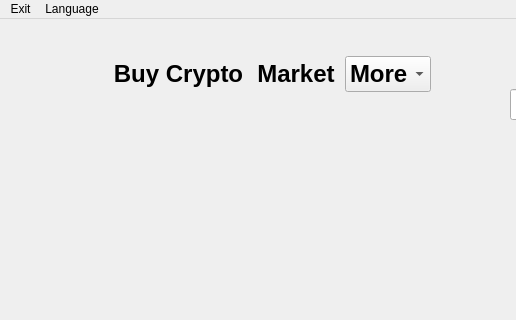
Before: the Qt Designer form p2p_arbitration_app/mainwindow.ui in Boodeyman/p2p_arbitration, drawn with Qt 5; both pictures show x 0 to 516 and y 0 to 320 of the 1001 by 768 pixel window.
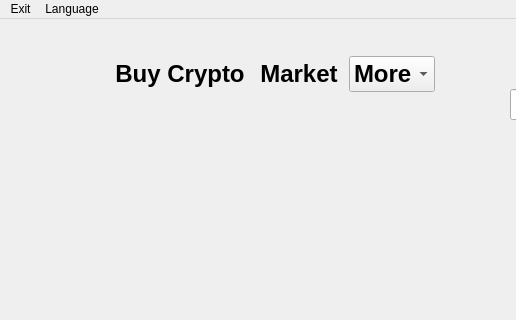
After: the same form once the commit is applied. Icons and pictures are not drawn.

The edit to the form file:
```diff
--- a/p2p_arbitration_app/mainwindow.ui
+++ b/p2p_arbitration_app/mainwindow.ui
@@ -80,7 +80,7 @@
      <rect>
       <x>110</x>
       <y>13</y>
-      <width>321</width>
+      <width>326</width>
       <height>84</height>
      </rect>
     </property>
```
Left out of the diff: 2 changed lines with no effect on the pictures.
